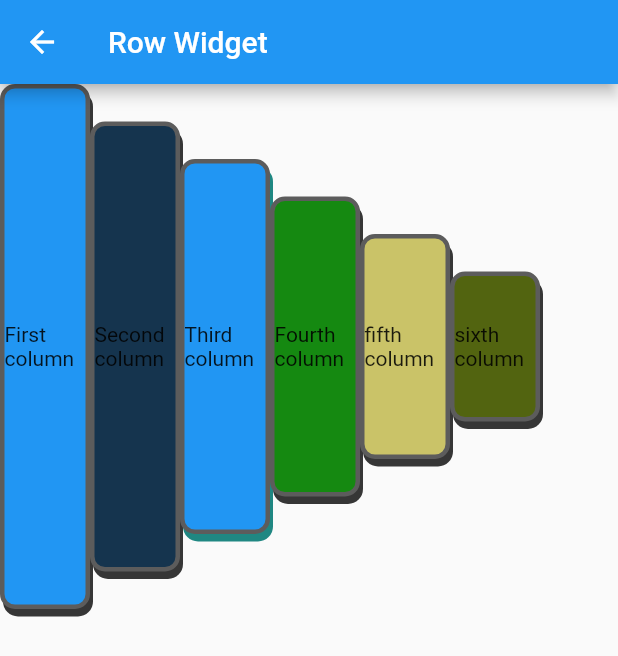
After one commit to Kakz-code/flutter_components, a Flutter app: the screen it shows after launch, after a tap on "Row", on a phone screen of 412 x 824 dp. The commit adds this screen. Shown: the top 656 px of the screen. Run offline on Flutter 3.47's test engine with Material 2 defaults, Android fonts, the phone set to English and light mode, and no system bars; missing offline and left inert: dart:html.

```diff
--- a/lib/main.dart
+++ b/lib/main.dart
@@ -1,4 +1,10 @@
+import 'dart:html';
+import 'package:flutter/cupertino.dart';
 import 'package:flutter/material.dart';
+import '../screens/inkwell.dart';
+import '../screens/Text.dart';
+import '../screens/column.dart';
+import '../screens/row.dart';
 
 void main() => runApp(MyApp());
 
@@ -8,64 +14,81 @@ class MyApp extends StatelessWidget {
   Widget build(BuildContext context) {
     return MaterialApp(
       title: 'Navigation Over Screens',
-      theme: ThemeData(
-        primarySwatch: Colors.blue,
-      ),
-//      home: MainPage(),
-
-      // Declare routes
-      routes: {
-        // Main initial route
-        '/': (context) => MainPage(),
-        // Second route
-        '/second': (context) => SecondPage(),
-      },
-      initialRoute: '/',
+      home: MyHomePage(),
     );
   }
 }
 
-class MainPage extends StatelessWidget {
+class MyHomePage extends StatefulWidget {
+  const MyHomePage({Key? key}) : super(key: key);
+
   @override
-  Widget build(BuildContext context) =>
-      Scaffold(
-        appBar: AppBar(
-          title: Text('Navigation over screens'),
-        ),
-        body: Container(
-          child: Column(
-            children: <Widget>[
-              // Navigate using declared route name
-              ElevatedButton(
-                onPressed: () => Navigator.pushNamed(context, '/second'),
-                child: Text('Navigate using routes'),
-              ),
-              // Navigate using simple push method
-              ElevatedButton(
-                onPressed: () =>
-                    Navigator.push(
-                      context,
-                      MaterialPageRoute(builder: (context) => SecondPage()),
-                    ),
-                child: Text('Navigate using push method'),
-              )
-            ],
-          ),
-        ),
-      );
+  _MyHomePageState createState() => _MyHomePageState();
 }
 
-class SecondPage extends StatelessWidget {
+class _MyHomePageState extends State<MyHomePage> {
   @override
   Widget build(BuildContext context) {
     return Scaffold(
       appBar: AppBar(
-        title: Text('Second screen'),
+        title: const Text('Task 3'),
       ),
-      body: Container(
+      body: ListView(
+        children: [
+          ListTile(
+            title: Text("Inkwell Widget"),
+            onTap: () => {
+              Navigator.push(context,
+                  MaterialPageRoute(builder: (context) => inkwellWi())),
+            },
+          ),
+          ListTile(
+            title: Text("Text Widget"),
+            onTap: () => {
+              Navigator.push(
+                  context, MaterialPageRoute(builder: (context) => TextWi())),
+            },
+          ),
+          ListTile(
+            title: Text("Column layout"),
+            onTap: () => {
+              Navigator.push(
+                  context, MaterialPageRoute(builder: (context) => columnWi())),
+            },
+          ),
+          ListTile(
+            title: Text("Row"),
+            onTap: () => {
+              Navigator.push(
+                  context, MaterialPageRoute(builder: (context) => rowWi())),
+            },
+          ),
+        ],
+      ),
+      floatingActionButtonLocation: FloatingActionButtonLocation.centerFloat,
+      floatingActionButton: FloatingActionButton.extended(
+        onPressed: () => Null,
+        label: Text("Task Four Page"),
+      ),
+    );
+  }
+}
+
+class SecondRoute extends StatelessWidget {
+  const SecondRoute({Key? key}) : super(key: key);
+
+  @override
+  Widget build(BuildContext context) {
+    return Scaffold(
+      appBar: AppBar(
+        title: const Text('Second Route'),
+      ),
+      body: Center(
         child: ElevatedButton(
-          onPressed: () => Navigator.pop(context),
-          child: Text('Back'),
+          onPressed: () {
+            Navigator.pop(context);
+          },
+          child: const Text('Go back!'),
         ),
       ),
     );
--- /dev/null
+++ b/lib/screens/row.dart
@@ -0,0 +1,104 @@
+import 'package:flutter/material.dart';
+
+class rowWi extends StatelessWidget {
+  @override
+  Widget build(BuildContext context) {
+    return Scaffold(
+      appBar: AppBar(
+        title: Text("Row Widget"),
+      ),
+      body: Row(children: [
+        Container(
+            width: 60,
+            height: 350,
+            child: Text("First column"),
+            alignment: Alignment.center,
+            decoration: BoxDecoration(
+                color: Colors.blue,
+                border: Border.all(width: 3, color: Color(0xff5c5c5c)),
+                borderRadius: BorderRadius.all(Radius.circular(10)),
+                boxShadow: [
+                  BoxShadow(
+                    color: Color(0xff363636),
+                    offset: Offset(2, 5),
+                  ),
+                ])),
+        Container(
+            width: 60,
+            height: 300,
+            child: Text("Second column"),
+            alignment: Alignment.center,
+            decoration: BoxDecoration(
+                color: Color(0xff15344e),
+                border: Border.all(width: 3, color: Color(0xff5c5c5c)),
+                borderRadius: BorderRadius.all(Radius.circular(10)),
+                boxShadow: [
+                  BoxShadow(
+                    color: Color(0xff363636),
+                    offset: Offset(2, 5),
+                  ),
+                ])),
+        Container(
+            width: 60,
+            height: 250,
+            child: Text("Third column"),
+            alignment: Alignment.center,
+            decoration: BoxDecoration(
+                color: Colors.blue,
+                border: Border.all(width: 3, color: Color(0xff5c5c5c)),
+                borderRadius: BorderRadius.all(Radius.circular(10)),
+                boxShadow: [
+                  BoxShadow(
+                    color: Color(0xff1f8782),
+                    offset: Offset(2, 5),
+                  ),
+                ])),
+        Container(
+            width: 60,
+            height: 200,
+            child: Text("Fourth column"),
+            alignment: Alignment.center,
+            decoration: BoxDecoration(
+                color: Color(0xff158911),
+                border: Border.all(width: 3, color: Color(0xff5c5c5c)),
+                borderRadius: BorderRadius.all(Radius.circular(10)),
+                boxShadow: [
+                  BoxShadow(
+                    color: Color(0xff363636),
+                    offset: Offset(2, 5),
+                  ),
+                ])),
+        Container(
+            width: 60,
+            height: 150,
+            child: Text("fifth column"),
+            alignment: Alignment.center,
+            decoration: BoxDecoration(
+                color: Color(0xffcac368),
+                border: Border.all(width: 3, color: Color(0xff5c5c5c)),
+                borderRadius: BorderRadius.all(Radius.circular(10)),
+                boxShadow: [
+                  BoxShadow(
+                    color: Color(0xff363636),
+                    offset: Offset(2, 5),
+                  ),
+                ])),
+        Container(
+            width: 60,
+            height: 100,
+            child: Text("sixth column"),
+            alignment: Alignment.center,
+            decoration: BoxDecoration(
+                color: Color(0xff526410),
+                border: Border.all(width: 3, color: Color(0xff5c5c5c)),
+                borderRadius: BorderRadius.all(Radius.circular(10)),
+                boxShadow: [
+                  BoxShadow(
+                    color: Color(0xff363636),
+                    offset: Offset(2, 5),
+                  ),
+                ])),
+      ]),
+    );
+  }
+}
--- a/pubspec.yaml
+++ b/pubspec.yaml
@@ -43,9 +43,8 @@ flutter:
   uses-material-design: true
 
   # To add assets to your application, add an assets section, like this:
-  # assets:
-  #  - images/a_dot_burr.jpeg
-  #  - images/a_dot_ham.jpeg
+  assets:
+    - assets/images/avatar.png
 
   # An image asset can refer to one or more resolution-specific "variants", see
   # https://flutter.dev/assets-and-images/#resolution-aware.
```
Also changed, not shown: lib/screens/Text.dart (added, +29 -0 lines), lib/screens/column.dart (added, +105 -0 lines), lib/screens/inkwell.dart (added, +52 -0 lines), assets/images/avatar.png (added), lib/screens/container.dart (added).
